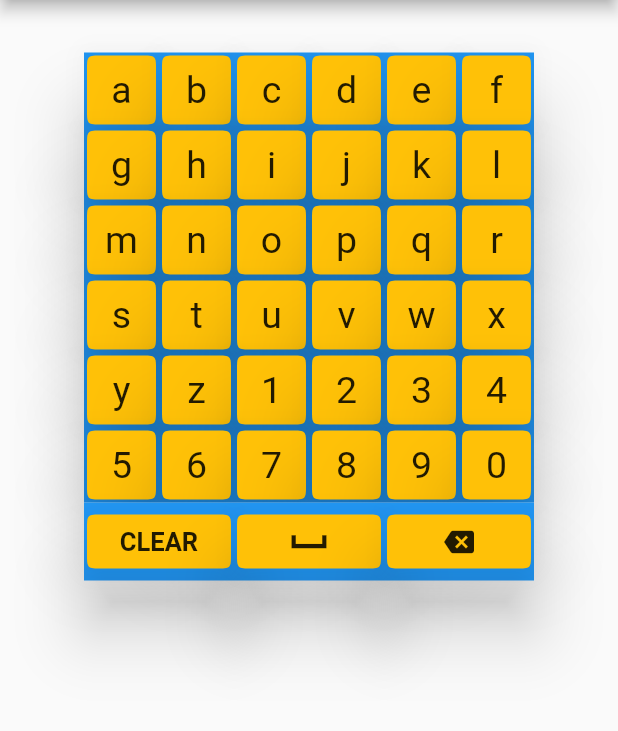
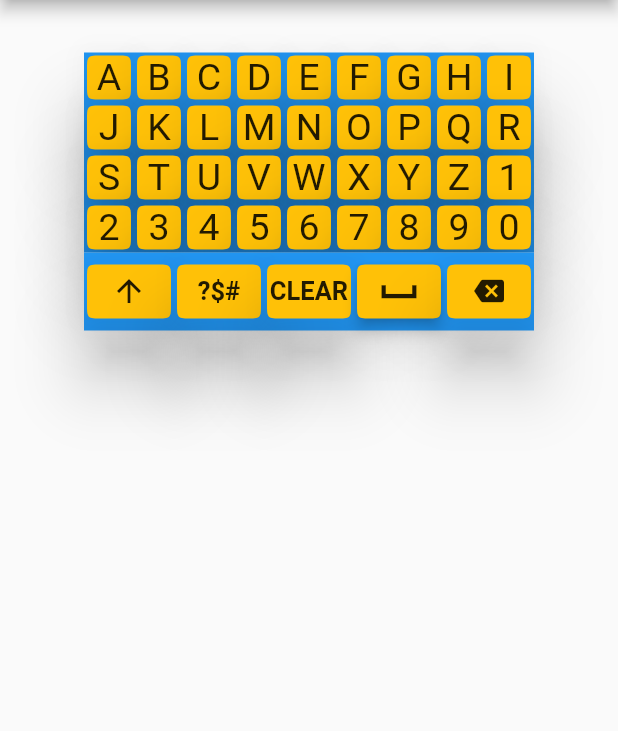
Before and after one commit to Athanax/onscreen_keyboard, a Flutter app: the screen it shows after launch, on a phone screen of 412 x 824 dp, the part 84-815 px from its top. Run offline on Flutter 3.47's test engine with Material 2 defaults, Android fonts, the phone set to English and light mode, and no system bars; our stand-ins replace bloc, equatable, flutter_bloc.

```diff
--- a/example/lib/main.dart
+++ b/example/lib/main.dart
@@ -45,7 +45,10 @@ class _MyHomePageState extends State<MyHomePage> {
               ),
             ),
             Expanded(
+              child: Container(
+                width: 300,
                 child: new OnscreenKeyboard(
+                  value: 'atha',
                   backgroundColor: Colors.blue,
                   buttonColor: Colors.amber,
                   focusColor: Colors.red,
@@ -54,8 +57,7 @@ class _MyHomePageState extends State<MyHomePage> {
                       text = txt;
                     });
                   },
-                height: 300,
-                width: 300,
+                ),
               ),
             ),
             //
--- /dev/null
+++ b/lib/bloc/keyboard_shift/keyboard_shift_bloc.dart
@@ -0,0 +1,31 @@
+import 'dart:async';
+
+import 'package:bloc/bloc.dart';
+import 'package:equatable/equatable.dart';
+import 'package:onscreen_keyboard/data/loading.dart';
+import 'package:onscreen_keyboard/data/lower_case.dart';
+import 'package:onscreen_keyboard/data/symbols.dart';
+import 'package:onscreen_keyboard/data/upper_case.dart';
+
+part 'keyboard_shift_event.dart';
+part 'keyboard_shift_state.dart';
+
+class KeyboardShiftBloc extends Bloc<KeyboardShiftEvent, KeyboardShiftState> {
+  KeyboardShiftBloc() : super(KeyboardShiftInitial());
+
+  @override
+  Stream<KeyboardShiftState> mapEventToState(KeyboardShiftEvent event) async* {
+    //
+    yield KeyboardShiftLoading(loading);
+    if (event is KeyboardShiftUpperCaseEvent) {
+      //
+      yield KeyboardShiftUpperCase(upperCase);
+    } else if (event is KeyboardShiftSymbolsEvent) {
+      //
+      yield KeyboardShiftSymbols(symbols);
+    } else if (event is KeyboardShiftLowerCaseEvent) {
+      //
+      yield KeyboardShiftLowerCase(lowerCase);
+    }
+  }
+}
--- /dev/null
+++ b/lib/bloc/keyboard_shift/keyboard_shift_event.dart
@@ -0,0 +1,20 @@
+part of 'keyboard_shift_bloc.dart';
+
+abstract class KeyboardShiftEvent extends Equatable {
+  const KeyboardShiftEvent();
+
+  @override
+  List<Object> get props => [];
+}
+
+class KeyboardShiftUpperCaseEvent extends KeyboardShiftEvent {
+  const KeyboardShiftUpperCaseEvent();
+}
+
+class KeyboardShiftLowerCaseEvent extends KeyboardShiftEvent {
+  const KeyboardShiftLowerCaseEvent();
+}
+
+class KeyboardShiftSymbolsEvent extends KeyboardShiftEvent {
+  const KeyboardShiftSymbolsEvent();
+}
--- /dev/null
+++ b/lib/bloc/keyboard_shift/keyboard_shift_state.dart
@@ -0,0 +1,32 @@
+part of 'keyboard_shift_bloc.dart';
+
+abstract class KeyboardShiftState extends Equatable {
+  const KeyboardShiftState();
+
+  @override
+  List<Object> get props => [];
+}
+
+class KeyboardShiftInitial extends KeyboardShiftState {
+  const KeyboardShiftInitial();
+}
+
+class KeyboardShiftLoading extends KeyboardShiftState {
+  final List<String> loading;
+  const KeyboardShiftLoading(this.loading);
+}
+
+class KeyboardShiftUpperCase extends KeyboardShiftState {
+  final List<String> upperCase;
+  const KeyboardShiftUpperCase(this.upperCase);
+}
+
+class KeyboardShiftLowerCase extends KeyboardShiftState {
+  final List<String> lowerCase;
+  const KeyboardShiftLowerCase(this.lowerCase);
+}
+
+class KeyboardShiftSymbols extends KeyboardShiftState {
+  final List<String> symbols;
+  const KeyboardShiftSymbols(this.symbols);
+}
--- /dev/null
+++ b/lib/data/loading.dart
@@ -0,0 +1,38 @@
+const List<String> loading = [
+  ' ',
+  ' ',
+  ' ',
+  ' ',
+  ' ',
+  ' ',
+  ' ',
+  ' ',
+  ' ',
+  ' ',
+  ' ',
+  ' ',
+  ' ',
+  ' ',
+  ' ',
+  ' ',
+  ' ',
+  ' ',
+  ' ',
+  ' ',
+  ' ',
+  ' ',
+  ' ',
+  ' ',
+  ' ',
+  ' ',
+  ' ',
+  ' ',
+  ' ',
+  ' ',
+  ' ',
+  ' ',
+  ' ',
+  ' ',
+  ' ',
+  ' ',
+];
--- /dev/null
+++ b/lib/data/lower_case.dart
@@ -0,0 +1,38 @@
+const List<String> lowerCase = [
+  'a',
+  'b',
+  'c',
+  'd',
+  'e',
+  'f',
+  'g',
+  'h',
+  'i',
+  'j',
+  'k',
+  'l',
+  'm',
+  'n',
+  'o',
+  'p',
+  'q',
+  'r',
+  's',
+  't',
+  'u',
+  'v',
+  'w',
+  'x',
+  'y',
+  'z',
+  '1',
+  '2',
+  '3',
+  '4',
+  '5',
+  '6',
+  '7',
+  '8',
+  '9',
+  '0',
+];
--- /dev/null
+++ b/lib/data/symbols.dart
@@ -0,0 +1,38 @@
+const List<String> symbols = [
+  '`',
+  '~',
+  '!',
+  '#',
+  '@',
+  "\$",
+  '%',
+  '^',
+  '&',
+  '*',
+  '(',
+  ')',
+  '_',
+  '-',
+  '+',
+  '=',
+  '{',
+  '}',
+  '[',
+  ']',
+  ';',
+  ':',
+  "'",
+  '"',
+  "/",
+  '.',
+  ',',
+  '|',
+  '<',
+  '>',
+  '?',
+  '\\',
+  '',
+  '',
+  '',
+  '',
+];
--- /dev/null
+++ b/lib/data/upper_case.dart
@@ -0,0 +1,38 @@
+const List<String> upperCase = [
+  'A',
+  'B',
+  'C',
+  'D',
+  'E',
+  'F',
+  'G',
+  'H',
+  'I',
+  'J',
+  'K',
+  'L',
+  'M',
+  'N',
+  'O',
+  'P',
+  'Q',
+  'R',
+  'S',
+  'T',
+  'U',
+  'V',
+  'W',
+  'X',
+  'Y',
+  'Z',
+  '1',
+  '2',
+  '3',
+  '4',
+  '5',
+  '6',
+  '7',
+  '8',
+  '9',
+  '0',
+];
--- a/lib/src/button.dart
+++ b/lib/src/button.dart
@@ -7,9 +7,11 @@ class Button extends StatefulWidget {
   final Color borderColor;
   final Color buttonColor;
   final Color focusColor;
+  final bool autofocus;
   Button({
     @required this.label,
     this.onPressed,
+    this.autofocus,
     this.borderColor,
     this.focusColor,
     this.buttonColor,
@@ -25,23 +27,15 @@ class _ButtonState extends State<Button> {
   @override
   void initState() {
     _node = new FocusNode();
-    // _node.addListener(_onChangedFocus);
     super.initState();
   }
-
-  // void _onChangedFocus() {
-  //   if (_node.hasFocus == true) {
-  //     // true
-  //   } else {
-  //     // false
-  //   }
-  // }
 
   @override
   Widget build(BuildContext context) {
     return Container(
       margin: EdgeInsets.all(2),
       child: RawMaterialButton(
+        autofocus: widget.autofocus ?? widget.autofocus,
         fillColor: widget.buttonColor ?? widget.buttonColor,
         shape:
             ContinuousRectangleBorder(borderRadius: BorderRadius.circular(10)),
--- a/lib/src/keyboard.dart
+++ b/lib/src/keyboard.dart
@@ -1,68 +1,133 @@
 import 'package:flutter/material.dart';
+import 'package:flutter_bloc/flutter_bloc.dart';
+import 'package:onscreen_keyboard/bloc/keyboard_shift/keyboard_shift_bloc.dart';
+import 'package:onscreen_keyboard/data/loading.dart';
 import 'package:onscreen_keyboard/src/button.dart';
-import 'package:onscreen_keyboard/src/labels.dart';
 
 ///
-class OnscreenKeyboard extends StatefulWidget {
+///
+class OnscreenKeyboard extends StatelessWidget {
   final ValueChanged<String> onChanged;
+  final String value;
   final Color borderColor;
   final Color backgroundColor;
   final Color buttonColor;
   final Color focusColor;
-  final double height;
-  final double width;
   OnscreenKeyboard({
-    this.height,
-    this.width,
     this.onChanged,
     this.backgroundColor,
     this.focusColor,
     this.borderColor,
     this.buttonColor,
-  })  : assert(height != null,
-            'height of the widget must be provided in the button widget'),
-        assert(width != null,
-            'width of the widget label must be provided in the button widget');
+    this.value,
+  });
   @override
-  _OnscreenKeyboardState createState() => _OnscreenKeyboardState();
+  Widget build(BuildContext context) {
+    return MultiBlocProvider(
+      providers: [
+        BlocProvider<KeyboardShiftBloc>(
+            create: (context) => KeyboardShiftBloc()),
+      ],
+      child: OnscreenKeyboardWidget(
+        onChanged: onChanged,
+        value: value,
+        borderColor: borderColor,
+        backgroundColor: backgroundColor,
+        buttonColor: buttonColor,
+        focusColor: focusColor,
+      ),
+    );
+  }
 }
 
-class _OnscreenKeyboardState extends State<OnscreenKeyboard> {
+class OnscreenKeyboardWidget extends StatefulWidget {
+  final ValueChanged<String> onChanged;
+  final String value;
+  final Color borderColor;
+  final Color backgroundColor;
+  final Color buttonColor;
+  final Color focusColor;
+  OnscreenKeyboardWidget({
+    this.onChanged,
+    this.backgroundColor,
+    this.focusColor,
+    this.borderColor,
+    this.buttonColor,
+    this.value,
+  });
+  @override
+  _OnscreenKeyboardWidgetState createState() => _OnscreenKeyboardWidgetState();
+}
+
+class _OnscreenKeyboardWidgetState extends State<OnscreenKeyboardWidget> {
   String text = '';
+  @override
+  void initState() {
+    //
+    super.initState();
+    if (widget.value != null) {
+      text = widget.value;
+    }
+  }
+
+  void specialCharacters() {
+    //
+    var state = BlocProvider.of<KeyboardShiftBloc>(context).state;
+    if (state is KeyboardShiftSymbols) {
+      BlocProvider.of<KeyboardShiftBloc>(context)
+          .add(KeyboardShiftUpperCaseEvent());
+    } else {
+      BlocProvider.of<KeyboardShiftBloc>(context)
+          .add(KeyboardShiftSymbolsEvent());
+    }
+  }
+
+  void shift() {
+    var state = BlocProvider.of<KeyboardShiftBloc>(context).state;
+    if (state is KeyboardShiftUpperCase) {
+      BlocProvider.of<KeyboardShiftBloc>(context)
+          .add(KeyboardShiftLowerCaseEvent());
+    } else if (state is KeyboardShiftLowerCase) {
+      BlocProvider.of<KeyboardShiftBloc>(context)
+          .add(KeyboardShiftUpperCaseEvent());
+    }
+  }
+
+  void didChangeDependencies() {
+    super.didChangeDependencies();
+    BlocProvider.of<KeyboardShiftBloc>(context)
+        .add(KeyboardShiftUpperCaseEvent());
+  }
+
   @override
   Widget build(BuildContext context) {
     return Column(
       children: <Widget>[
-        Container(
-          color: widget.backgroundColor != null
-              ? widget.backgroundColor
-              : Colors.transparent,
-          height: widget.height != null ? widget.height : null,
-          width: widget.width != null ? widget.width : null,
-          child: GridView.builder(
-              itemCount: labels.length,
-              gridDelegate: SliverGridDelegateWithFixedCrossAxisCount(
-                crossAxisCount: 6,
-              ),
-              itemBuilder: (context, index) {
-                return new Button(
-                  focusColor: widget.focusColor ?? widget.focusColor,
-                  borderColor: widget.borderColor ?? widget.borderColor,
-                  buttonColor: widget.buttonColor ?? widget.buttonColor,
-                  label: new Text(
-                    labels[index],
-                    style: new TextStyle(fontSize: 25),
-                  ),
-                  onPressed: () {
-                    text = text + labels[index];
-                    setState(() {});
-                    widget.onChanged(text);
-                  },
-                );
-              }),
+        Flexible(
+          // fit: FlexFit.tight,
+
+          child: Container(
+            color: widget.backgroundColor != null
+                ? widget.backgroundColor
+                : Colors.transparent,
+            child: BlocBuilder<KeyboardShiftBloc, KeyboardShiftState>(
+                builder: (context, state) {
+              //
+              if (state is KeyboardShiftLowerCase) {
+                return _buildBody(state.lowerCase);
+              } else if (state is KeyboardShiftUpperCase) {
+                return _buildBody(state.upperCase);
+              } else if (state is KeyboardShiftLoading) {
+                return _buildBody(state.loading);
+              } else if (state is KeyboardShiftSymbols) {
+                return _buildBody(state.symbols);
+              } else {
+                return _buildBody(loading);
+              }
+            }),
+          ),
         ),
         Container(
-          width: widget.width != null ? widget.width : null,
           color: widget.backgroundColor != null
               ? widget.backgroundColor
               : Colors.transparent,
@@ -73,6 +138,52 @@ class _OnscreenKeyboardState extends State<OnscreenKeyboard> {
                 Flexible(
                   flex: 1,
                   child: new Button(
+                    autofocus: false,
+                    focusColor: widget.focusColor ?? widget.focusColor,
+                    borderColor: widget.borderColor ?? widget.borderColor,
+                    buttonColor: widget.buttonColor ?? widget.buttonColor,
+                    onPressed: () {
+                      shift();
+                    },
+                    label: new Icon(
+                      Icons.arrow_upward,
+                    ),
+                  ),
+                ),
+                Flexible(
+                  flex: 1,
+                  child: new Button(
+                    autofocus: false,
+                    focusColor: widget.focusColor ?? widget.focusColor,
+                    borderColor: widget.borderColor ?? widget.borderColor,
+                    buttonColor: widget.buttonColor ?? widget.buttonColor,
+                    onPressed: () {
+                      specialCharacters();
+                    },
+                    label:
+                        new BlocBuilder<KeyboardShiftBloc, KeyboardShiftState>(
+                      builder: (context, state) {
+                        if (state is KeyboardShiftSymbols) {
+                          return Text(
+                            'ABC',
+                            style: new TextStyle(
+                                fontSize: 17, fontWeight: FontWeight.bold),
+                          );
+                        } else {
+                          return Text(
+                            '?\$#',
+                            style: new TextStyle(
+                                fontSize: 17, fontWeight: FontWeight.bold),
+                          );
+                        }
+                      },
+                    ),
+                  ),
+                ),
+                Flexible(
+                  flex: 1,
+                  child: new Button(
+                    autofocus: false,
                     focusColor: widget.focusColor ?? widget.focusColor,
                     borderColor: widget.borderColor ?? widget.borderColor,
                     buttonColor: widget.buttonColor ?? widget.buttonColor,
@@ -91,6 +202,7 @@ class _OnscreenKeyboardState extends State<OnscreenKeyboard> {
                 Flexible(
                   flex: 1,
                   child: new Button(
+                    autofocus: true,
                     focusColor: widget.focusColor ?? widget.focusColor,
                     borderColor: widget.borderColor ?? widget.borderColor,
                     buttonColor: widget.buttonColor ?? widget.buttonColor,
@@ -108,6 +220,7 @@ class _OnscreenKeyboardState extends State<OnscreenKeyboard> {
                 Flexible(
                   flex: 1,
                   child: new Button(
+                    autofocus: false,
                     focusColor: widget.focusColor ?? widget.focusColor,
                     borderColor: widget.borderColor ?? widget.borderColor,
                     buttonColor: widget.buttonColor ?? widget.buttonColor,
@@ -118,7 +231,10 @@ class _OnscreenKeyboardState extends State<OnscreenKeyboard> {
                       setState(() {});
                       widget.onChanged(text);
                     },
-                    label: new Icon(Icons.backspace, size: 20,),
+                    label: new Icon(
+                      Icons.backspace,
+                      size: 20,
+                    ),
                   ),
                 ),
               ],
@@ -128,4 +244,31 @@ class _OnscreenKeyboardState extends State<OnscreenKeyboard> {
       ],
     );
   }
+
+  Widget _buildBody(List<String> labels) {
+    //
+    return GridView.builder(
+        shrinkWrap: true,
+        itemCount: labels.length,
+        gridDelegate: SliverGridDelegateWithFixedCrossAxisCount(
+          crossAxisCount: 9,
+        ),
+        itemBuilder: (context, index) {
+          return new Button(
+            autofocus: false,
+            focusColor: widget.focusColor ?? widget.focusColor,
+            borderColor: widget.borderColor ?? widget.borderColor,
+            buttonColor: widget.buttonColor ?? widget.buttonColor,
+            label: new Text(
+              labels[index],
+              style: new TextStyle(fontSize: 25),
+            ),
+            onPressed: () {
+              text = text + labels[index];
+              setState(() {});
+              widget.onChanged(text);
+            },
+          );
+        });
+  }
 }
```
Also changed, not shown: pubspec.yaml (+5 -3 lines), example/pubspec.lock, pubspec.lock, 3 other files. Lines whose indentation alone changed are shown as unchanged.
